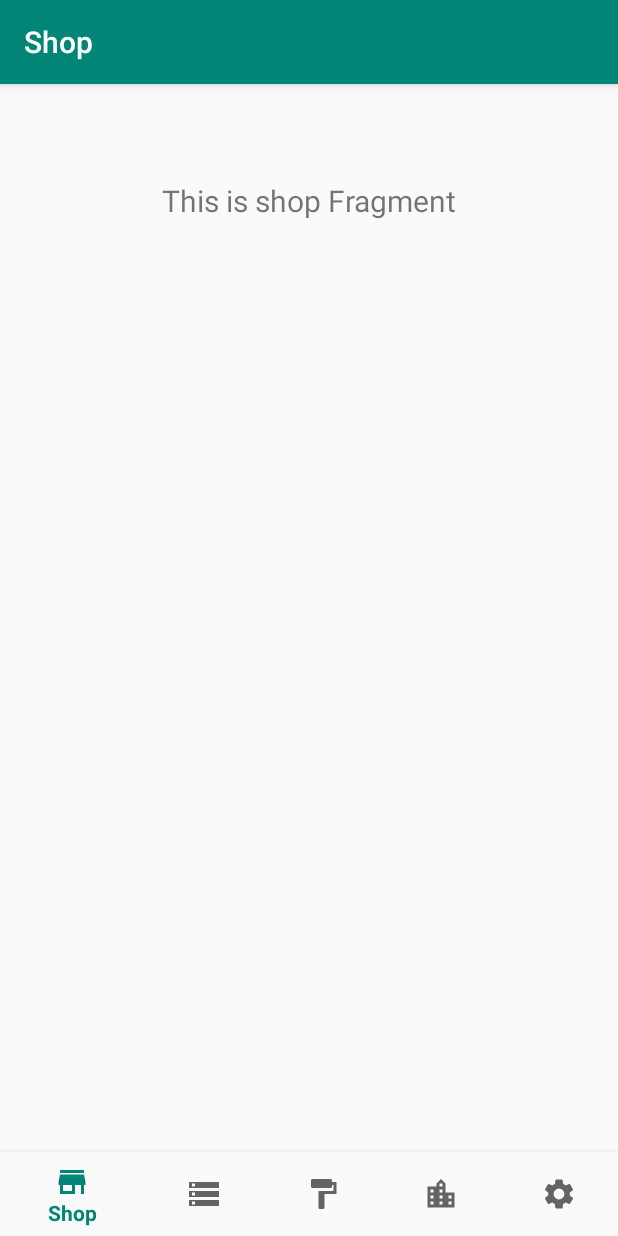
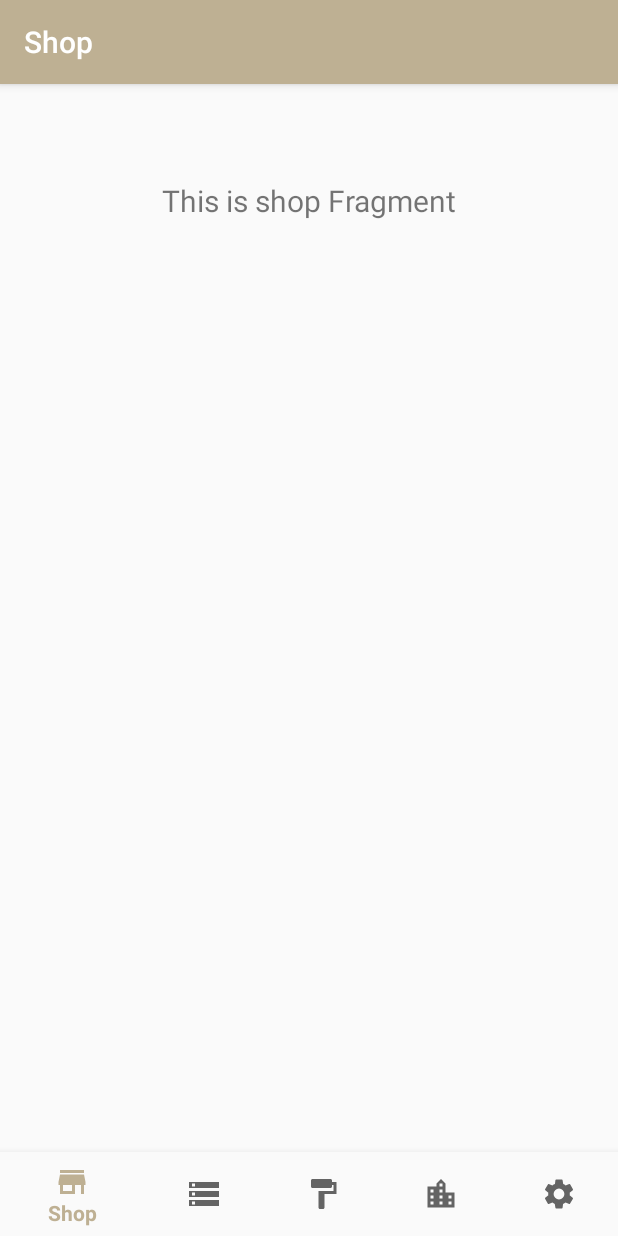
Before and after one commit to JakeSteam/PixelBookshop, an Android app: the screen it shows after launch (MainActivity), on a phone screen of 412 x 824 dp. Run offline under Robolectric (Android 15) with nearby library versions, the phone set to English and light mode, and no system bars; our stand-ins replace navigation-ui.

Commit message:
Adds tiny bit of colour

```diff
--- a/app/src/main/res/values/colors.xml
+++ b/app/src/main/res/values/colors.xml
@@ -1,6 +1,6 @@
 <?xml version="1.0" encoding="utf-8"?>
 <resources>
-    <color name="colorPrimary">#008577</color>
-    <color name="colorPrimaryDark">#00574B</color>
-    <color name="colorAccent">#D81B60</color>
+    <color name="colorPrimary">#BEB093</color>
+    <color name="colorPrimaryDark">#505050</color>
+    <color name="colorAccent">#E2E2E2</color>
 </resources>
```
